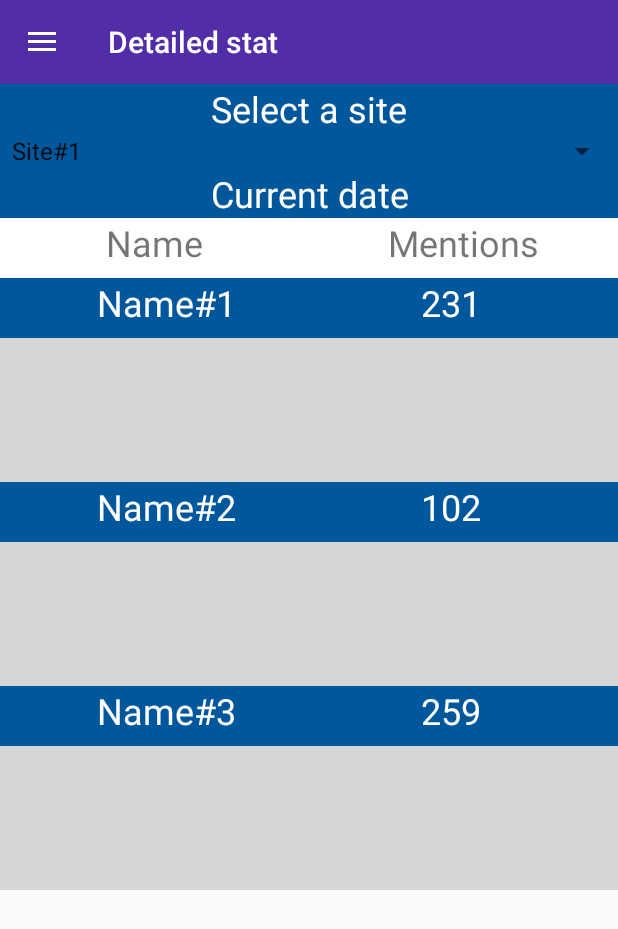
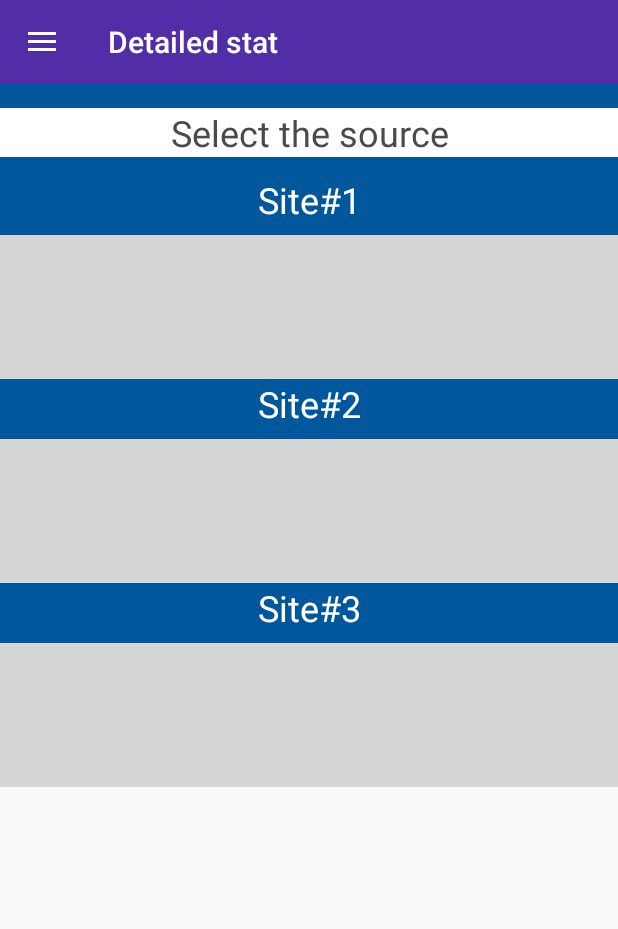
Before and after one commit to AlexAlizar/SearchStat, an Android app: the screen it shows after launch (MainActivity), in the side drawer, after a tap on "Detailed stat", on a phone screen of 412 x 824 dp. Shown: the top 929 px of the screen. Run offline under Robolectric (Android 15) with nearby library versions, the phone set to English and light mode, and no system bars.

Commit message:
добавила фрагмент с сайтами

```diff
--- a/android_ui/app/src/main/java/alizarchik/alex/searchstat/GeneralStatActivity.java
+++ /dev/null
@@ -1,58 +0,0 @@
-package alizarchik.alex.searchstat;
-
-import android.os.Bundle;
-import android.support.v4.content.ContextCompat;
-import android.support.v7.app.AppCompatActivity;
-import android.support.v7.widget.DividerItemDecoration;
-import android.support.v7.widget.LinearLayoutManager;
-import android.support.v7.widget.RecyclerView;
-
-import java.util.ArrayList;
-import java.util.List;
-
-import alizarchik.alex.searchstat.Model.GenStatDataItem;
-
-/**
- * Created by Olesia on 29.12.2017.
- */
-
-public class GeneralStatActivity extends AppCompatActivity {
-    private RecyclerView mRecyclerView;
-    private RecyclerView.Adapter mAdapter;
-    private RecyclerView.LayoutManager mLayoutManager;
-
-    public static final String TAG = "MyLogs";
-
-    @Override
-    protected void onCreate(Bundle savedInstanceState) {
-        super.onCreate(savedInstanceState);
-        setContentView(R.layout.general_stat_screen);
-
-        List<GenStatDataItem> myDataset = getDataSet();
-        mRecyclerView = findViewById(R.id.rvGenStat);
-        mRecyclerView.setHasFixedSize(true);
-        mLayoutManager = new LinearLayoutManager(this);
-        mRecyclerView.setLayoutManager(mLayoutManager);
-        mAdapter = new GSRecyclerAdapter(myDataset);
-        mRecyclerView.setAdapter(mAdapter);
-        // рисую линию вокруг элемента списка
-        DividerItemDecoration divider = new
-                DividerItemDecoration(mRecyclerView.getContext(),
-                DividerItemDecoration.VERTICAL);
-        divider.setDrawable(ContextCompat.getDrawable(getBaseContext(),
-                R.drawable.line_divider));
-        mRecyclerView.addItemDecoration(divider);
-    }
-
-    public List<GenStatDataItem> getDataSet() {
-        GenStatDataItem item1 = new GenStatDataItem("Name#1", 231);
-        GenStatDataItem item2 = new GenStatDataItem("Name#2", 102);
-        GenStatDataItem item3 = new GenStatDataItem("Name#3", 259);
-        List<GenStatDataItem> dataSet = new ArrayList<>();
-        dataSet.add(item1);
-        dataSet.add(item2);
-        dataSet.add(item3);
-
-        return dataSet;
-    }
-}
--- a/android_ui/app/src/main/java/alizarchik/alex/searchstat/MainActivity.java
+++ b/android_ui/app/src/main/java/alizarchik/alex/searchstat/MainActivity.java
@@ -90,7 +90,7 @@ public class MainActivity extends AppCompatActivity {
                 fragmentClass = GeneralStatFragment.class;
                 break;
             case R.id.detailed_stat:
-                fragmentClass = GeneralStatFragment.class;
+                fragmentClass = SitesFragment.class;
                 break;
             case R.id.account:
                 fragmentClass = GeneralStatFragment.class;
--- a/android_ui/app/src/main/java/alizarchik/alex/searchstat/Model/Site.java
+++ b/android_ui/app/src/main/java/alizarchik/alex/searchstat/Model/Site.java
@@ -13,9 +13,6 @@ public class Site {
     @SerializedName("SiteName")
     @Expose
     private String siteName;
-    @SerializedName("persons")
-    @Expose
-    private ArrayList<Person> persons;
 
     public Site(String siteName) {
         this.siteName = siteName;
@@ -29,14 +26,6 @@ public class Site {
         this.siteName = siteName;
     }
 
-    public ArrayList<Person> getPersons() {
-        return persons;
-    }
-
-    public void setPersons(ArrayList<Person> persons) {
-        this.persons = persons;
-    }
-
     @Override
     public String toString() {
         return "Site{" +
--- /dev/null
+++ b/android_ui/app/src/main/java/alizarchik/alex/searchstat/SitesFragment.java
@@ -0,0 +1,72 @@
+package alizarchik.alex.searchstat;
+
+import android.os.Bundle;
+import android.support.annotation.Nullable;
+import android.support.v4.app.Fragment;
+import android.support.v4.content.ContextCompat;
+import android.support.v7.widget.DividerItemDecoration;
+import android.support.v7.widget.LinearLayoutManager;
+import android.support.v7.widget.RecyclerView;
+import android.view.LayoutInflater;
+import android.view.View;
+import android.view.ViewGroup;
+
+import java.util.ArrayList;
+import java.util.List;
+
+import alizarchik.alex.searchstat.Model.GenStatDataItem;
+import alizarchik.alex.searchstat.Model.Site;
+
+/**
+ * Created by Olesia on 09.01.2018.
+ */
+
+public class SitesFragment extends Fragment {
+
+    private RecyclerView mRecyclerView;
+    private RecyclerView.Adapter mAdapter;
+    private RecyclerView.LayoutManager mLayoutManager;
+
+    public static final String TAG = "MyLogs";
+
+    @Override
+    public void onCreate(Bundle savedInstanceState) {
+        super.onCreate(savedInstanceState);
+        setRetainInstance(true);
+    }
+
+    @Nullable
+    @Override
+    public View onCreateView(LayoutInflater inflater, @Nullable ViewGroup container, @Nullable Bundle savedInstanceState) {
+        View view = inflater.inflate(R.layout.sites_screen, container, false);
+
+        List<Site> sites = getSites();
+        mRecyclerView = view.findViewById(R.id.rvSites);
+        mRecyclerView.setHasFixedSize(true);
+        mLayoutManager = new LinearLayoutManager(getActivity());
+        mRecyclerView.setLayoutManager(mLayoutManager);
+        mAdapter = new SitesRecyclerAdapter(sites);
+        mRecyclerView.setAdapter(mAdapter);
+
+        DividerItemDecoration divider = new
+                DividerItemDecoration(mRecyclerView.getContext(),
+                DividerItemDecoration.VERTICAL);
+        divider.setDrawable(ContextCompat.getDrawable(getActivity(),
+                R.drawable.line_divider));
+        mRecyclerView.addItemDecoration(divider);
+
+        return view;
+    }
+
+    public List<Site> getSites() {
+        Site item1 = new Site("Site#1");
+        Site item2 = new Site("Site#2");
+        Site item3 = new Site("Site#3");
+        List<Site> sites = new ArrayList<>();
+        sites.add(item1);
+        sites.add(item2);
+        sites.add(item3);
+
+        return sites;
+    }
+}
--- /dev/null
+++ b/android_ui/app/src/main/java/alizarchik/alex/searchstat/SitesRecyclerAdapter.java
@@ -0,0 +1,52 @@
+package alizarchik.alex.searchstat;
+
+import android.support.v7.widget.RecyclerView;
+import android.view.LayoutInflater;
+import android.view.View;
+import android.view.ViewGroup;
+import android.widget.TextView;
+
+import java.util.List;
+
+import alizarchik.alex.searchstat.Model.GenStatDataItem;
+import alizarchik.alex.searchstat.Model.Site;
+
+/**
+ * Created by Olesia on 09.01.2018.
+ */
+
+public class SitesRecyclerAdapter extends RecyclerView.Adapter<SitesRecyclerAdapter.ViewHolder> {
+
+    private List<Site> sites;
+
+    public SitesRecyclerAdapter(List<Site> sites) {
+        this.sites = sites;
+    }
+
+    @Override
+    public SitesRecyclerAdapter.ViewHolder onCreateViewHolder(ViewGroup parent, int viewType) {
+        View view = LayoutInflater.from(parent.getContext()).inflate(R.layout.sites_item, parent, false);
+        return new SitesRecyclerAdapter.ViewHolder(view);
+    }
+
+    @Override
+    public void onBindViewHolder(SitesRecyclerAdapter.ViewHolder holder, int position) {
+        Site site = sites.get(position);
+        holder.siteName.setText(site.getSiteName());
+    }
+
+    @Override
+    public int getItemCount() {
+        return sites.size();
+    }
+
+    static class ViewHolder extends RecyclerView.ViewHolder {
+
+        private TextView siteName;
+
+        ViewHolder(View itemView) {
+            super(itemView);
+            siteName = itemView.findViewById(R.id.siteName);
+        }
+    }
+}
--- a/android_ui/app/src/main/res/layout/general_stat_item.xml
+++ b/android_ui/app/src/main/res/layout/general_stat_item.xml
@@ -16,6 +16,13 @@
         android:textSize="24sp"
         android:textColor="@color/colorPrimaryDark"
         android:layout_weight="1"/>
+
+    <View
+        android:layout_gravity="center_horizontal"
+        android:layout_width="1dp"
+        android:layout_height="fill_parent"
+        android:background="@color/colorPrimaryDark" />
+
     <TextView
         android:id="@+id/gs_mentions_item"
         android:text="Mentions"
--- a/android_ui/app/src/main/res/layout/general_stat_screen.xml
+++ b/android_ui/app/src/main/res/layout/general_stat_screen.xml
@@ -6,25 +6,13 @@
     android:orientation="vertical">
 
     <TextView
-        android:text="Select a site"
-        android:textColor="@color/colorPrimaryDark"
-        android:gravity="center"
-        android:textSize="24sp"
-        android:layout_width="match_parent"
-        android:layout_height="wrap_content" />
-
-    <Spinner
-        android:id="@+id/spSite"
-        android:layout_width="match_parent"
-        android:layout_height="24dp"
-        android:entries="@array/sitelist" />
-
-    <TextView
         android:id="@+id/tvCurrentDate"
         android:text="Current date"
         android:textColor="@color/colorPrimaryDark"
         android:gravity="center"
         android:textSize="24sp"
+        android:layout_marginTop="@dimen/activity_vertical_margin"
+        android:layout_marginBottom="12dp"
         android:layout_width="match_parent"
         android:layout_height="wrap_content" />
     <LinearLayout
--- /dev/null
+++ b/android_ui/app/src/main/res/layout/sites_item.xml
@@ -0,0 +1,19 @@
+<?xml version="1.0" encoding="utf-8"?>
+<LinearLayout
+    xmlns:android="http://schemas.android.com/apk/res/android"
+    android:layout_width="match_parent"
+    android:layout_height="40dp"
+    android:orientation="horizontal"
+    android:layout_marginLeft="@dimen/activity_horizontal_margin"
+    android:layout_marginRight="@dimen/activity_horizontal_margin">
+
+    <TextView
+        android:id="@+id/siteName"
+        android:text="siteName"
+        android:layout_width="match_parent"
+        android:layout_height="wrap_content"
+        android:gravity="center"
+        android:textSize="24sp"
+        android:textColor="@color/colorPrimaryDark" />
+
+</LinearLayout>
--- /dev/null
+++ b/android_ui/app/src/main/res/layout/sites_screen.xml
@@ -0,0 +1,24 @@
+<?xml version="1.0" encoding="utf-8"?>
+<LinearLayout xmlns:android="http://schemas.android.com/apk/res/android"
+    android:layout_width="match_parent"
+    android:layout_height="wrap_content"
+    android:background="@color/colorPrimary"
+    android:orientation="vertical">
+
+    <TextView
+        android:text="Select the source"
+        android:textColor="@color/colorAccent"
+        android:gravity="center"
+        android:textSize="24sp"
+        android:layout_marginTop="@dimen/activity_vertical_margin"
+        android:layout_marginBottom="12dp"
+        android:layout_width="match_parent"
+        android:background="@color/colorPrimaryDark"
+        android:layout_height="wrap_content" />
+
+    <android.support.v7.widget.RecyclerView
+        android:background="@color/colorPrimary"
+        android:id="@+id/rvSites"
+        android:layout_width="match_parent"
+        android:layout_height="wrap_content" />
+</LinearLayout>
```
